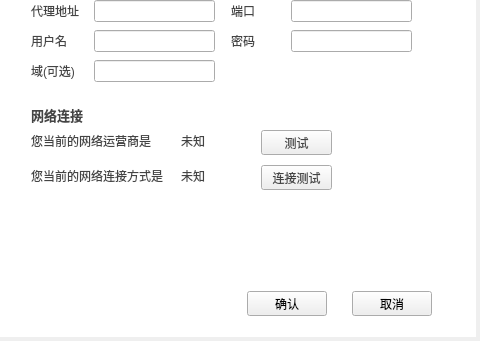
This is TTKModule/TTKWidget/musicUiKits/musicWidgetKits/musicsettingwidget.ui in Greedysky/TTKMusicPlayer as Qt 5 draws it before an edit; both pictures show x 138 to 618 and y 129 to 470 of the 618 by 470 pixel window. The edited form follows.
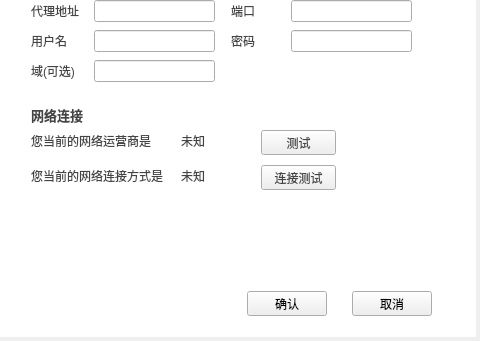
This is the edited form. The open tabs and pages were chosen to show the change. Custom widgets are drawn as their Qt base class.

Patch:
```diff
--- a/TTKModule/TTKWidget/musicUiKits/musicWidgetKits/musicsettingwidget.ui
+++ b/TTKModule/TTKWidget/musicUiKits/musicWidgetKits/musicsettingwidget.ui
@@ -2664,7 +2664,7 @@
       <rect>
        <x>255</x>
        <y>220</y>
-       <width>71</width>
+       <width>75</width>
        <height>25</height>
       </rect>
      </property>
@@ -2677,7 +2677,7 @@
       <rect>
        <x>255</x>
        <y>255</y>
-       <width>71</width>
+       <width>75</width>
        <height>25</height>
       </rect>
      </property>
```
Left out of the diff: 2 changed lines with no effect on the pictures.
